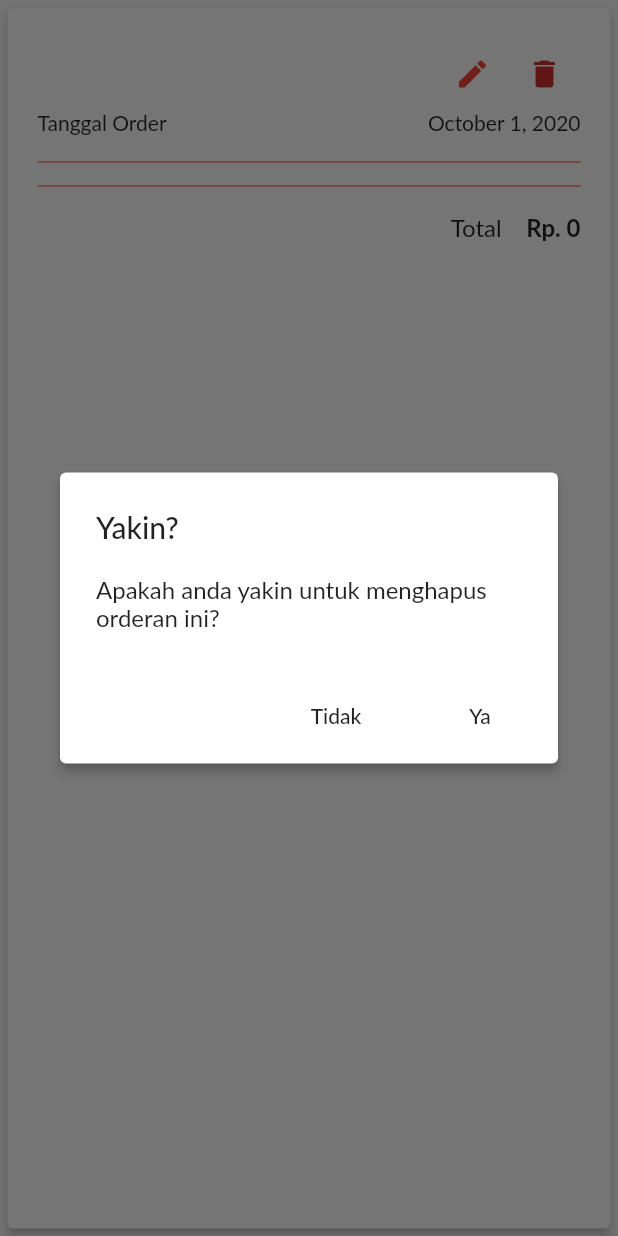
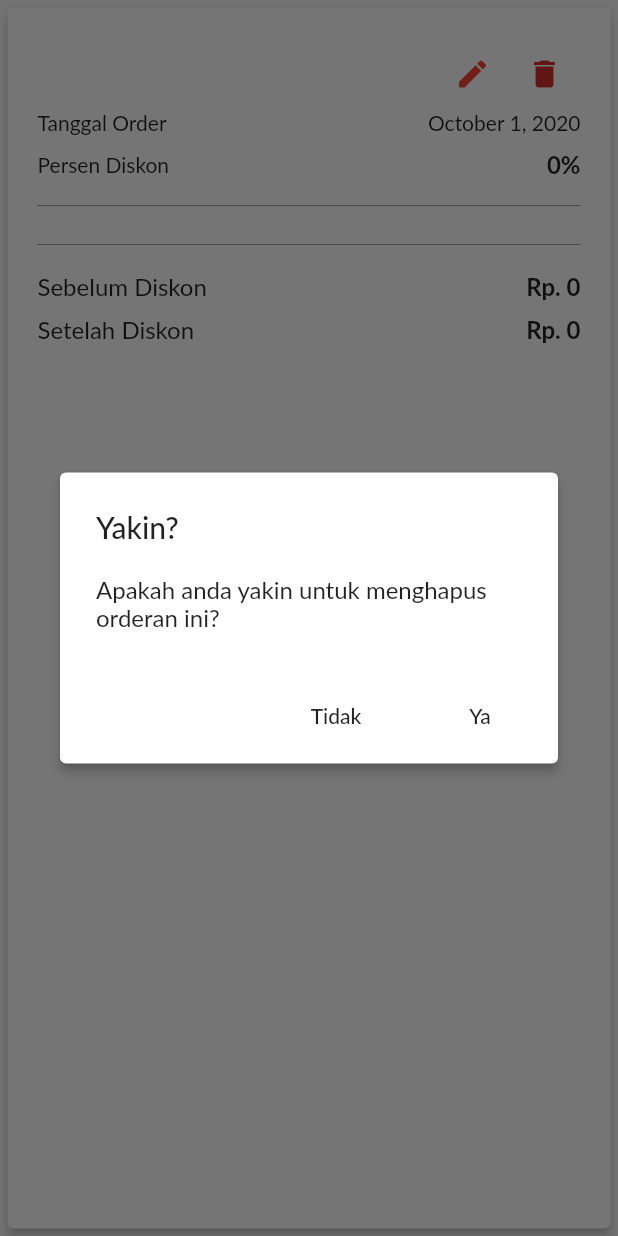
Before and after one commit to aryasurya21/tamiang, a Flutter app: the OrderTile widget shown alone on an empty page, opened directly with empty values, after a tap on the "delete" icon, on a phone screen of 412 x 824 dp. Run offline on Flutter 3.47's test engine with Material 2 defaults, Android fonts, the light colour scheme and no system bars; our stand-ins replace flutter_money_formatter, shared_preferences; accounts and stored records are empty; network calls fail; Roboto replaces fonts that are missing (Lato).

Commit message:
feat/adding discount field and calculated discounted price on order card

```diff
--- a/lib/providers/orders_provider.dart
+++ b/lib/providers/orders_provider.dart
@@ -35,8 +35,15 @@ class OrdersProvider with ChangeNotifier {
           body: json.encode({
             "name": model.orderName,
             "date": model.orderDate.toString(),
-            "orders": model.orderPackages,
-            "totalprice": model.orderTotalPrice
+            "orders": model.orderPackages
+                .map((op) => {
+                      "id": op.packageID,
+                      "mooncake": op.mooncake.toJson(),
+                      "qty": op.quantity,
+                    })
+                .toList(),
+            "totalprice": model.orderTotalPrice,
+            "diskon": model.orderDisc,
           }),
         );
         this._orderedCakes[targetIndex] = model;
@@ -64,7 +71,8 @@ class OrdersProvider with ChangeNotifier {
                     "qty": op.quantity,
                   })
               .toList(),
-          "totalprice": model.orderTotalPrice
+          "totalprice": model.orderTotalPrice,
+          "diskon": model.orderDisc,
         }),
       );
 
@@ -75,6 +83,7 @@ class OrdersProvider with ChangeNotifier {
               orderDate: model.orderDate,
               orderPackages: model.orderPackages,
               orderTotalPrice: model.orderTotalPrice,
+              orderDisc: model.orderDisc,
             ),
           );
       notifyListeners();
@@ -102,6 +111,7 @@ class OrdersProvider with ChangeNotifier {
           orderPackages:
               this.generateOrderData(orderData["orders"] as List<dynamic>),
           orderTotalPrice: orderData["totalprice"],
+          orderDisc: orderData["diskon"],
         ));
       });
       this._orderedCakes = loadedOrders;
@@ -158,6 +168,7 @@ class CakeOrderModel with ChangeNotifier {
   DateTime orderDate;
   List<CakePackage> orderPackages;
   double orderTotalPrice;
+  double orderDisc;
 
   CakeOrderModel({
     @required this.orderID,
@@ -165,6 +176,7 @@ class CakeOrderModel with ChangeNotifier {
     @required this.orderDate,
     @required this.orderPackages,
     @required this.orderTotalPrice,
+    @required this.orderDisc,
   });
 }
 
--- a/lib/widgets/order_tile.dart
+++ b/lib/widgets/order_tile.dart
@@ -10,6 +10,12 @@ class OrderTile extends StatelessWidget {
   final CakeOrderModel model;
 
   OrderTile(this.position, this.model);
+
+  double _generateDiscountedPrice() {
+    double discountedPrice =
+        this.model.orderDisc / 100 * this.model.orderTotalPrice;
+    return this.model.orderTotalPrice - discountedPrice;
+  }
 
   @override
   Widget build(BuildContext context) {
@@ -128,13 +134,34 @@ class OrderTile extends StatelessWidget {
               SizedBox(
                 height: 10,
               ),
+              Row(
+                mainAxisAlignment: MainAxisAlignment.spaceBetween,
+                children: [
+                  Text('Persen Diskon'),
+                  Text(
+                    "${this.model.orderDisc.toStringAsFixed(0)}%",
+                    style: TextStyle(
+                      fontWeight: FontWeight.bold,
+                      fontSize: 16,
+                    ),
+                  ),
+                ],
+              ),
+              SizedBox(
+                height: 10,
+              ),
               Divider(
-                color: Colors.red,
+                color: Colors.grey,
+              ),
+              SizedBox(
+                height: 10,
               ),
               Container(
                 height: this.model.orderPackages.length > 10
-                    ? this.model.orderPackages.length.toDouble() * 40
-                    : this.model.orderPackages.length.toDouble() * 43,
+                    ? this.model.orderPackages.length > 15
+                        ? this.model.orderPackages.length.toDouble() * 44
+                        : this.model.orderPackages.length.toDouble() * 43
+                    : this.model.orderPackages.length.toDouble() * 40,
                 child: ListView.builder(
                   physics: const NeverScrollableScrollPhysics(),
                   itemCount: this.model.orderPackages.length,
@@ -218,22 +245,46 @@ class OrderTile extends StatelessWidget {
                 ),
               ),
               Divider(
-                color: Colors.red,
+                color: Colors.grey,
               ),
               SizedBox(
                 height: 10,
               ),
               Row(
-                mainAxisAlignment: MainAxisAlignment.end,
+                mainAxisAlignment: MainAxisAlignment.spaceBetween,
                 children: [
                   Text(
-                    "Total    ",
+                    "Sebelum Diskon",
                     style: TextStyle(
                       fontSize: 16,
                     ),
                   ),
                   Text(
                     formattedTotaLPrice.output.symbolOnLeft.toString(),
+                    style: TextStyle(
+                      fontSize: 16,
+                      fontWeight: FontWeight.bold,
+                    ),
+                  ),
+                ],
+              ),
+              SizedBox(
+                height: 10,
+              ),
+              Row(
+                mainAxisAlignment: MainAxisAlignment.spaceBetween,
+                children: [
+                  Text(
+                    "Setelah Diskon",
+                    style: TextStyle(
+                      fontSize: 16,
+                    ),
+                  ),
+                  Text(
+                    _getCurrencyFormat(this._generateDiscountedPrice(), 1)
+                        .output
+                        .symbolOnLeft
+                        .toString(),
                     style: TextStyle(
                       fontSize: 16,
                       fontWeight: FontWeight.bold,
```
Also changed, not shown: lib/screens/order_form_screen.dart (+43 -13 lines).
